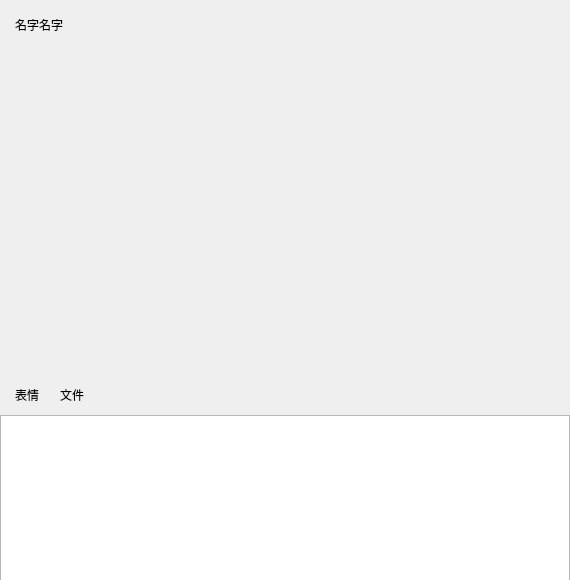
Qt form ChatClient/chatpage.ui (KittenInFighting/ChatApplication) before a commit.
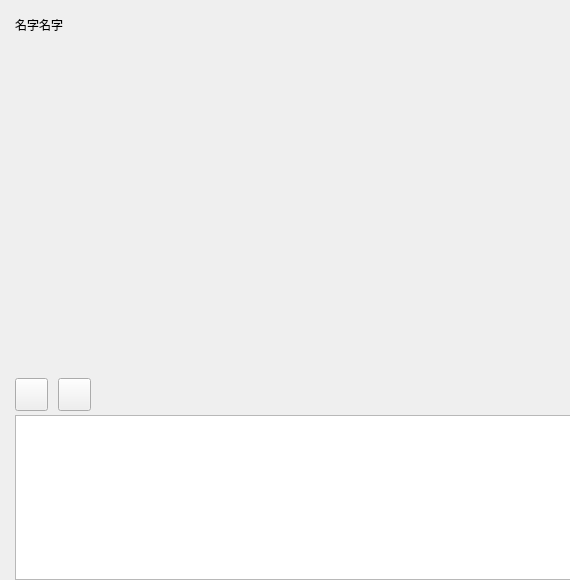
The same form after that commit. Custom widgets are drawn as their Qt base class.

```diff
--- a/ChatClient/chatpage.ui
+++ b/ChatClient/chatpage.ui
@@ -120,7 +120,7 @@
              <number>0</number>
             </property>
             <item>
-             <widget class="QLabel" name="label">
+             <widget class="QLabel" name="title_lab">
               <property name="text">
                <string>名字名字</string>
               </property>
@@ -133,7 +133,7 @@
        </widget>
       </item>
       <item>
-       <widget class="QWidget" name="text_wid" native="true">
+       <widget class="ChatView" name="text_wid" native="true">
         <property name="minimumSize">
          <size>
           <width>560</width>
@@ -203,40 +203,40 @@
              <number>0</number>
             </property>
             <item>
-             <widget class="QLabel" name="side_message_lab_2">
+             <widget class="QPushButton" name="emoji_btn">
               <property name="minimumSize">
                <size>
-                <width>35</width>
-                <height>35</height>
+                <width>33</width>
+                <height>33</height>
                </size>
               </property>
               <property name="maximumSize">
                <size>
-                <width>35</width>
-                <height>35</height>
+                <width>33</width>
+                <height>33</height>
                </size>
               </property>
               <property name="text">
-               <string>表情</string>
+               <string/>
               </property>
              </widget>
             </item>
             <item>
-             <widget class="QLabel" name="side_message_lab_3">
+             <widget class="QPushButton" name="file_btn">
               <property name="minimumSize">
                <size>
-                <width>35</width>
-                <height>35</height>
+                <width>33</width>
+                <height>33</height>
                </size>
               </property>
               <property name="maximumSize">
                <size>
-                <width>35</width>
-                <height>35</height>
+                <width>33</width>
+                <height>33</height>
                </size>
               </property>
               <property name="text">
-               <string>文件</string>
+               <string/>
               </property>
              </widget>
             </item>
@@ -264,13 +264,13 @@
         <property name="minimumSize">
          <size>
           <width>570</width>
-          <height>160</height>
+          <height>165</height>
          </size>
         </property>
         <property name="maximumSize">
          <size>
           <width>16777215</width>
-          <height>200</height>
+          <height>165</height>
          </size>
         </property>
         <layout class="QHBoxLayout" name="horizontalLayout_5">
@@ -278,7 +278,7 @@
           <number>0</number>
          </property>
          <property name="leftMargin">
-          <number>0</number>
+          <number>15</number>
          </property>
          <property name="topMargin">
           <number>0</number>
@@ -290,11 +290,17 @@
           <number>0</number>
          </property>
          <item>
-          <widget class="InputTextEdit" name="textEdit">
+          <widget class="MessageTextEdit" name="textEdit">
            <property name="minimumSize">
             <size>
              <width>570</width>
-             <height>185</height>
+             <height>165</height>
+            </size>
+           </property>
+           <property name="maximumSize">
+            <size>
+             <width>16777215</width>
+             <height>165</height>
             </size>
            </property>
           </widget>
@@ -309,7 +315,13 @@
  </widget>
  <customwidgets>
   <customwidget>
-   <class>InputTextEdit</class>
+   <class>ChatView</class>
+   <extends>QWidget</extends>
+   <header location="global">chatview.h</header>
+   <container>1</container>
+  </customwidget>
+  <customwidget>
+   <class>MessageTextEdit</class>
    <extends>QTextEdit</extends>
    <header>InputTextEdit.h</header>
   </customwidget>
```
Left out of the diff: 2 changed lines with no effect on the pictures.
